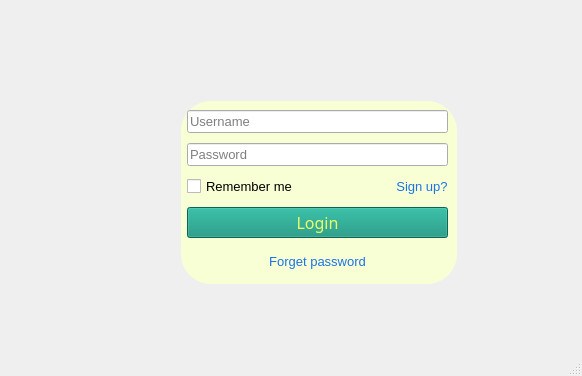
nguyenbphan12001-rimzy/Do-an-cuoi-ki-Nhom8_KTLT, file ui/login/login.ui: the form before one commit.
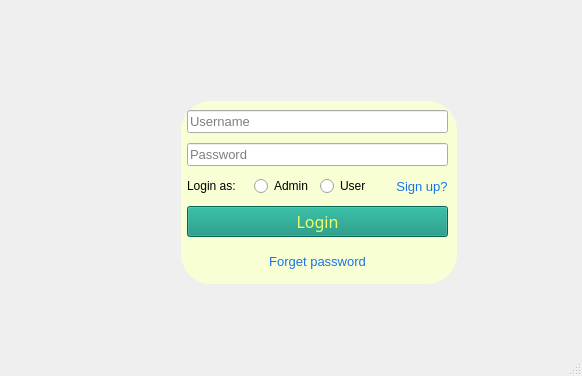
The form after the commit. Icons and pictures are not drawn.

Diff of the .ui file:
```diff
--- a/ui/login/login.ui
+++ b/ui/login/login.ui
@@ -89,7 +89,7 @@
           <number>6</number>
          </property>
          <item>
-          <layout class="QGridLayout" name="gridLayout_17" rowstretch="2,2,2,2,1">
+          <layout class="QGridLayout" name="gridLayout_17" rowstretch="2,0,0,0,0">
            <property name="rightMargin">
             <number>0</number>
            </property>
@@ -99,7 +99,7 @@
            <property name="verticalSpacing">
             <number>10</number>
            </property>
-           <item row="2" column="1" alignment="Qt::AlignRight">
+           <item row="2" column="3" alignment="Qt::AlignRight">
             <widget class="QPushButton" name="pushButtonSignUp">
              <property name="sizePolicy">
               <sizepolicy hsizetype="Preferred" vsizetype="Preferred">
@@ -127,10 +127,17 @@
              </property>
             </widget>
            </item>
-           <item row="4" column="0" colspan="2" alignment="Qt::AlignHCenter|Qt::AlignVCenter">
-            <widget class="QPushButton" name="pushButtonForgetPassword">
+           <item row="2" column="2">
+            <widget class="QRadioButton" name="radioButtonUser">
+             <property name="text">
+              <string>User</string>
+             </property>
+            </widget>
+           </item>
+           <item row="1" column="0" colspan="4">
+            <widget class="QLineEdit" name="lineEditPassword">
              <property name="sizePolicy">
-              <sizepolicy hsizetype="Preferred" vsizetype="Preferred">
+              <sizepolicy hsizetype="Expanding" vsizetype="Fixed">
                <horstretch>0</horstretch>
                <verstretch>0</verstretch>
               </sizepolicy>
@@ -140,22 +147,44 @@
                <pointsize>10</pointsize>
               </font>
              </property>
-             <property name="styleSheet">
-              <string notr="true">QPushButton{
-border:none;
-color:#1a73e8;
-background:transparent;
-}
-QPushButton:hover{
-text-decoration: underline;
-}</string>
+             <property name="placeholderText">
+              <string>Password</string>
              </property>
+            </widget>
+           </item>
+           <item row="0" column="0" colspan="4">
+            <widget class="QLineEdit" name="lineEditUsername">
+             <property name="sizePolicy">
+              <sizepolicy hsizetype="Expanding" vsizetype="Fixed">
+               <horstretch>0</horstretch>
+               <verstretch>0</verstretch>
+              </sizepolicy>
+             </property>
+             <property name="font">
+              <font>
+               <pointsize>10</pointsize>
+              </font>
+             </property>
+             <property name="placeholderText">
+              <string>Username</string>
+             </property>
+            </widget>
+           </item>
+           <item row="2" column="1">
+            <widget class="QRadioButton" name="radioButtonAdmin">
              <property name="text">
-              <string>Forget password</string>
+              <string>Admin</string>
              </property>
             </widget>
            </item>
-           <item row="3" column="0" colspan="2">
+           <item row="2" column="0">
+            <widget class="QLabel" name="label_2">
+             <property name="text">
+              <string>Login as:</string>
+             </property>
+            </widget>
+           </item>
+           <item row="3" column="0" colspan="4">
             <widget class="QPushButton" name="pushButtonLogin">
              <property name="sizePolicy">
               <sizepolicy hsizetype="Minimum" vsizetype="Fixed">
@@ -178,65 +207,31 @@
              </property>
             </widget>
            </item>
-           <item row="2" column="0">
-            <widget class="QCheckBox" name="checkBoxRememberMe">
+           <item row="4" column="0" colspan="4">
+            <widget class="QPushButton" name="pushButtonForgetPassword">
              <property name="sizePolicy">
-              <sizepolicy hsizetype="Minimum" vsizetype="Fixed">
+              <sizepolicy hsizetype="Preferred" vsizetype="Preferred">
                <horstretch>0</horstretch>
                <verstretch>0</verstretch>
               </sizepolicy>
              </property>
-             <property name="minimumSize">
-              <size>
-               <width>0</width>
-               <height>20</height>
-              </size>
-             </property>
              <property name="font">
               <font>
                <pointsize>10</pointsize>
-               <weight>50</weight>
-               <bold>false</bold>
               </font>
              </property>
+             <property name="styleSheet">
+              <string notr="true">QPushButton{
+border:none;
+color:#1a73e8;
+background:transparent;
+}
+QPushButton:hover{
+text-decoration: underline;
+}</string>
+             </property>
              <property name="text">
-              <string>Remember me</string>
-             </property>
-            </widget>
-           </item>
-           <item row="0" column="0" colspan="2">
-            <widget class="QLineEdit" name="lineEditUsername">
-             <property name="sizePolicy">
-              <sizepolicy hsizetype="Expanding" vsizetype="Fixed">
-               <horstretch>0</horstretch>
-               <verstretch>0</verstretch>
-              </sizepolicy>
-             </property>
-             <property name="font">
-              <font>
-               <pointsize>10</pointsize>
-              </font>
-             </property>
-             <property name="placeholderText">
-              <string>Username</string>
-             </property>
-            </widget>
-           </item>
-           <item row="1" column="0" colspan="2">
-            <widget class="QLineEdit" name="lineEditPassword">
-             <property name="sizePolicy">
-              <sizepolicy hsizetype="Expanding" vsizetype="Fixed">
-               <horstretch>0</horstretch>
-               <verstretch>0</verstretch>
-              </sizepolicy>
-             </property>
-             <property name="font">
-              <font>
-               <pointsize>10</pointsize>
-              </font>
-             </property>
-             <property name="placeholderText">
-              <string>Password</string>
+              <string>Forget password</string>
              </property>
             </widget>
            </item>
```
